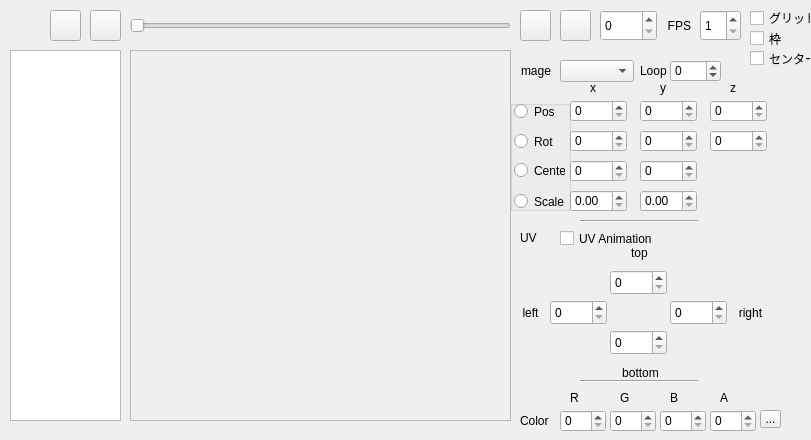
First picture: the form in ui/animationform.ui, repository chocoball/AnimationCreator, before the edit.
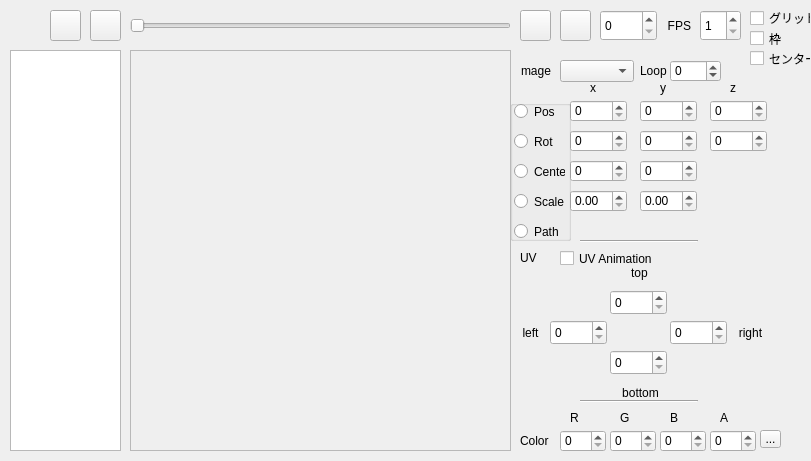
Second picture: the form after the edit. Icons and pictures are not drawn.

Patch:
```diff
--- a/ui/animationform.ui
+++ b/ui/animationform.ui
@@ -7,7 +7,7 @@
     <x>0</x>
     <y>0</y>
     <width>811</width>
-    <height>440</height>
+    <height>461</height>
    </rect>
   </property>
   <property name="sizePolicy">
@@ -19,7 +19,7 @@
   <property name="minimumSize">
    <size>
     <width>811</width>
-    <height>440</height>
+    <height>461</height>
    </size>
   </property>
   <property name="baseSize">
@@ -37,7 +37,7 @@
      <x>130</x>
      <y>50</y>
      <width>381</width>
-     <height>371</height>
+     <height>401</height>
     </rect>
    </property>
    <property name="sizePolicy">
@@ -156,7 +156,7 @@
    <property name="geometry">
     <rect>
      <x>609</x>
-     <y>240</y>
+     <y>260</y>
      <width>61</width>
      <height>25</height>
     </rect>
@@ -178,7 +178,7 @@
    <property name="geometry">
     <rect>
      <x>670</x>
-     <y>300</y>
+     <y>320</y>
      <width>57</width>
      <height>25</height>
     </rect>
@@ -188,7 +188,7 @@
    <property name="geometry">
     <rect>
      <x>550</x>
-     <y>300</y>
+     <y>320</y>
      <width>57</width>
      <height>25</height>
     </rect>
@@ -198,7 +198,7 @@
    <property name="geometry">
     <rect>
      <x>730</x>
-     <y>300</y>
+     <y>320</y>
      <width>41</width>
      <height>25</height>
     </rect>
@@ -220,7 +220,7 @@
    <property name="geometry">
     <rect>
      <x>610</x>
-     <y>330</y>
+     <y>350</y>
      <width>57</width>
      <height>25</height>
     </rect>
@@ -230,7 +230,7 @@
    <property name="geometry">
     <rect>
      <x>510</x>
-     <y>300</y>
+     <y>320</y>
      <width>41</width>
      <height>25</height>
     </rect>
@@ -252,7 +252,7 @@
    <property name="geometry">
     <rect>
      <x>610</x>
-     <y>270</y>
+     <y>290</y>
      <width>57</width>
      <height>25</height>
     </rect>
@@ -262,7 +262,7 @@
    <property name="geometry">
     <rect>
      <x>610</x>
-     <y>360</y>
+     <y>380</y>
      <width>61</width>
      <height>25</height>
     </rect>
@@ -284,7 +284,7 @@
    <property name="geometry">
     <rect>
      <x>520</x>
-     <y>230</y>
+     <y>250</y>
      <width>21</width>
      <height>16</height>
     </rect>
@@ -299,7 +299,7 @@
      <x>10</x>
      <y>50</y>
      <width>111</width>
-     <height>371</height>
+     <height>401</height>
     </rect>
    </property>
   </widget>
@@ -494,7 +494,7 @@
    <property name="geometry">
     <rect>
      <x>560</x>
-     <y>230</y>
+     <y>250</y>
      <width>111</width>
      <height>17</height>
     </rect>
@@ -509,7 +509,7 @@
      <x>510</x>
      <y>100</y>
      <width>61</width>
-     <height>111</height>
+     <height>141</height>
     </rect>
    </property>
    <property name="title">
@@ -548,7 +548,7 @@
     <property name="geometry">
      <rect>
       <x>4</x>
-      <y>62</y>
+      <y>63</y>
       <width>51</width>
       <height>17</height>
      </rect>
@@ -570,6 +570,19 @@
      <string>Scale</string>
     </property>
    </widget>
+   <widget class="QRadioButton" name="radioButton_path">
+    <property name="geometry">
+     <rect>
+      <x>4</x>
+      <y>123</y>
+      <width>51</width>
+      <height>17</height>
+     </rect>
+    </property>
+    <property name="text">
+     <string>Path</string>
+    </property>
+   </widget>
   </widget>
   <widget class="QLabel" name="label_loop">
    <property name="geometry">
@@ -604,7 +617,7 @@
    <property name="geometry">
     <rect>
      <x>520</x>
-     <y>410</y>
+     <y>430</y>
      <width>31</width>
      <height>21</height>
     </rect>
@@ -617,7 +630,7 @@
    <property name="geometry">
     <rect>
      <x>580</x>
-     <y>220</y>
+     <y>240</y>
      <width>118</width>
      <height>3</height>
     </rect>
@@ -630,7 +643,7 @@
    <property name="geometry">
     <rect>
      <x>580</x>
-     <y>380</y>
+     <y>400</y>
      <width>118</width>
      <height>3</height>
     </rect>
@@ -643,7 +656,7 @@
    <property name="geometry">
     <rect>
      <x>570</x>
-     <y>390</y>
+     <y>410</y>
      <width>16</width>
      <height>16</height>
     </rect>
@@ -656,7 +669,7 @@
    <property name="geometry">
     <rect>
      <x>620</x>
-     <y>390</y>
+     <y>410</y>
      <width>16</width>
      <height>16</height>
     </rect>
@@ -669,7 +682,7 @@
    <property name="geometry">
     <rect>
      <x>670</x>
-     <y>390</y>
+     <y>410</y>
      <width>16</width>
      <height>16</height>
     </rect>
@@ -682,7 +695,7 @@
    <property name="geometry">
     <rect>
      <x>720</x>
-     <y>390</y>
+     <y>410</y>
      <width>16</width>
      <height>16</height>
     </rect>
@@ -695,7 +708,7 @@
    <property name="geometry">
     <rect>
      <x>560</x>
-     <y>410</y>
+     <y>430</y>
      <width>46</width>
      <height>22</height>
     </rect>
@@ -705,7 +718,7 @@
    <property name="geometry">
     <rect>
      <x>610</x>
-     <y>410</y>
+     <y>430</y>
      <width>46</width>
      <height>22</height>
     </rect>
@@ -715,7 +728,7 @@
    <property name="geometry">
     <rect>
      <x>660</x>
-     <y>410</y>
+     <y>430</y>
      <width>46</width>
      <height>22</height>
     </rect>
@@ -725,7 +738,7 @@
    <property name="geometry">
     <rect>
      <x>710</x>
-     <y>410</y>
+     <y>430</y>
      <width>46</width>
      <height>22</height>
     </rect>
@@ -807,7 +820,7 @@
    <property name="geometry">
     <rect>
      <x>760</x>
-     <y>410</y>
+     <y>430</y>
      <width>21</width>
      <height>18</height>
     </rect>
```
